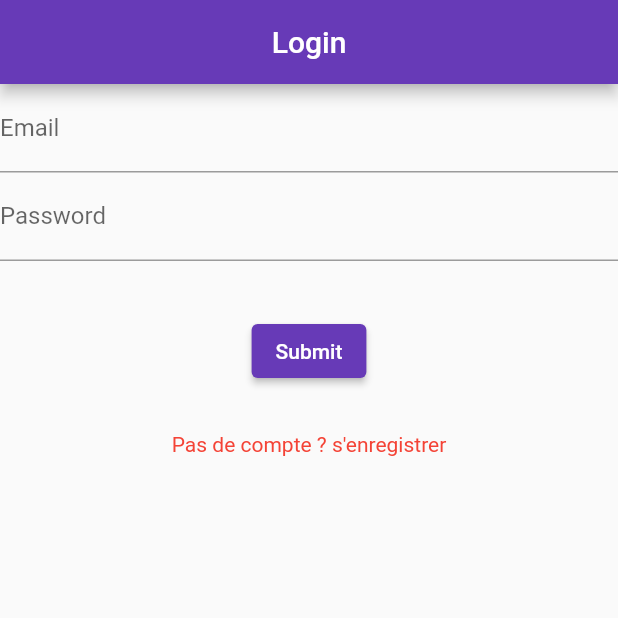
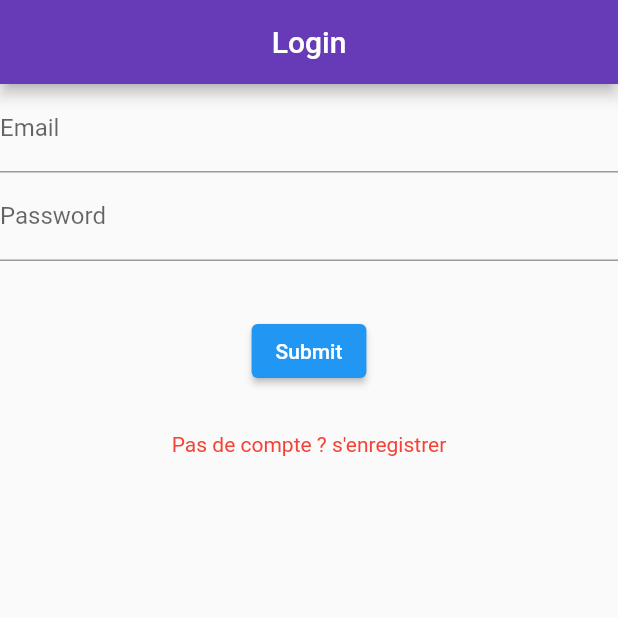
Before and after one commit to Ade-cillia/dwm14, a Flutter app: the screen it shows after launch, on a phone screen of 412 x 824 dp, the top half of it. Run offline on Flutter 3.47's test engine with Material 2 defaults, Android fonts, the phone set to English and light mode, and no system bars; our stand-ins replace cloud_firestore, firebase_auth, firebase_core; accounts and stored records are empty.

Commit message:
Update main.dart

```diff
--- a/lib/main.dart
+++ b/lib/main.dart
@@ -28,7 +28,15 @@ class App extends StatelessWidget {
               debugShowCheckedModeBanner: false,
               title: 'Flutter Demo',
               theme: ThemeData(
-                primarySwatch: Colors.deepPurple,
+                accentColor: Colors.pink,
+                brightness: Brightness.light,
+                primaryColor: Colors.deepPurple,
+              ),
+              darkTheme: ThemeData(
+                accentColor: Colors.blue,
+                brightness: Brightness.dark,
+                primaryColor: Colors.teal,
+                scaffoldBackgroundColor: const Color(0xFF1F1E23),
               ),
               routes: routes,
               initialRoute: isLogged() != null ? '/home' : '/login',
```
